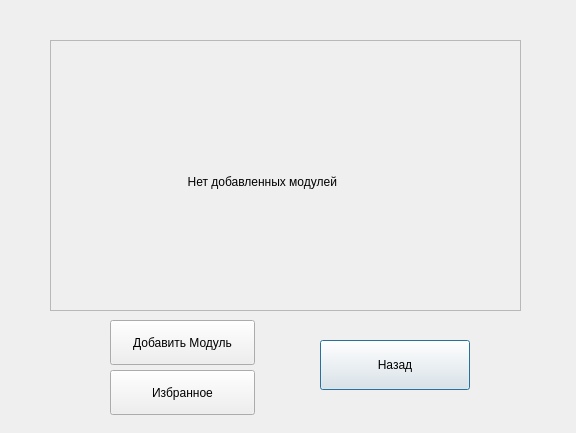
This is menu.ui in SachaXoDev/Serial as Qt 5 draws it before an edit. The edited form follows.
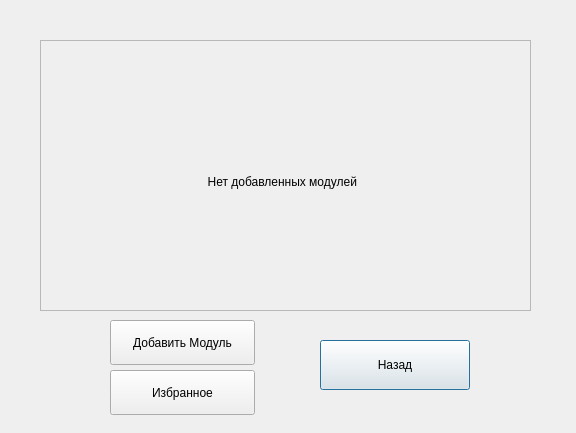
This is the edited form.

The edit to the form file:
```diff
--- a/menu.ui
+++ b/menu.ui
@@ -42,9 +42,9 @@
   <widget class="QScrollArea" name="scrollArea">
    <property name="geometry">
     <rect>
-     <x>50</x>
+     <x>40</x>
      <y>40</y>
-     <width>471</width>
+     <width>491</width>
      <height>271</height>
     </rect>
    </property>
@@ -56,14 +56,14 @@
      <rect>
       <x>0</x>
       <y>0</y>
-      <width>469</width>
+      <width>489</width>
       <height>269</height>
      </rect>
     </property>
     <widget class="QLabel" name="emptyLabel">
      <property name="geometry">
       <rect>
-       <x>90</x>
+       <x>120</x>
        <y>90</y>
        <width>261</width>
        <height>101</height>
```
